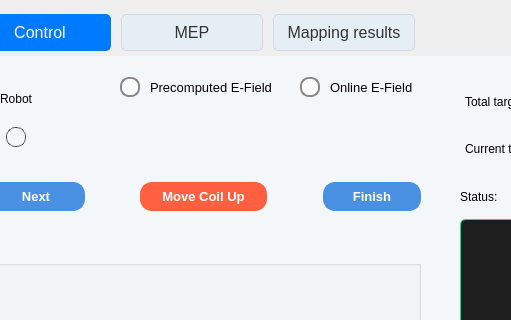
First picture: the form in src/neuropilot/controller/gui/pipeline_control2.ui, repository TMS-NeuroPilot/tms-neuropilot, before the edit; both pictures show x 349 to 860 and y 0 to 320 of the 1244 by 894 pixel window.
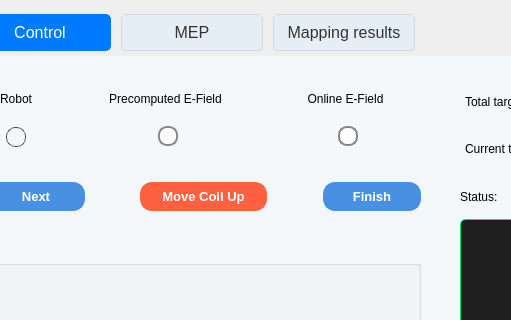
Second picture: the form after the edit. Icons and pictures are not drawn. Custom widgets are drawn as their Qt base class.

Commit message:
Give the E-field modes the label-over-indicator layout
The radios are flattened to bare indicator circles in the LED row and
their texts moved to centered labels on the label row, so the Control
tab reads Stimulator / EMG / Robot / Precomputed E-Field / Online
E-Field with lights and toggle circles aligned on one line. Tooltips
on the circles name the modes.

The edit to the form file:
```diff
--- a/src/neuropilot/controller/gui/pipeline_control2.ui
+++ b/src/neuropilot/controller/gui/pipeline_control2.ui
@@ -3497,9 +3497,9 @@
          <widget class="QRadioButton" name="online_efield_btn">
           <property name="geometry">
            <rect>
-            <x>630</x>
-            <y>10</y>
-            <width>131</width>
+            <x>668</x>
+            <y>59</y>
+            <width>24</width>
             <height>23</height>
            </rect>
           </property>
@@ -3507,16 +3507,38 @@
            <string notr="true"/>
           </property>
           <property name="text">
-           <string>Online E-Field</string>
+           <string/>
+          </property>
+          <property name="toolTip">
+           <string>Select the Online E-Field mode (live FEM per pulse)</string>
           </property>
          </widget>
          <widget class="QRadioButton" name="offline_efield_btn">
           <property name="geometry">
            <rect>
-            <x>450</x>
+            <x>488</x>
+            <y>59</y>
+            <width>24</width>
+            <height>23</height>
+           </rect>
+          </property>
+          <property name="styleSheet">
+           <string notr="true"/>
+          </property>
+          <property name="text">
+           <string/>
+          </property>
+          <property name="toolTip">
+           <string>Select the Precomputed E-Field mode (e.hdf5 library)</string>
+          </property>
+         </widget>
+         <widget class="QLabel" name="label_precomputed_efield">
+          <property name="geometry">
+           <rect>
+            <x>410</x>
             <y>10</y>
             <width>171</width>
-            <height>23</height>
+            <height>45</height>
            </rect>
           </property>
           <property name="styleSheet">
@@ -3524,6 +3546,25 @@
           </property>
           <property name="text">
            <string>Precomputed E-Field</string>
+          </property>
+          <property name="alignment">
+           <set>Qt::AlignCenter</set>
+          </property>
+         </widget>
+         <widget class="QLabel" name="label_online_efield">
+          <property name="geometry">
+           <rect>
+            <x>610</x>
+            <y>10</y>
+            <width>131</width>
+            <height>45</height>
+           </rect>
+          </property>
+          <property name="text">
+           <string>Online E-Field</string>
+          </property>
+          <property name="alignment">
+           <set>Qt::AlignCenter</set>
           </property>
          </widget>
         </widget>
```
Left out of the diff: 3 changed lines with no effect on the pictures.
